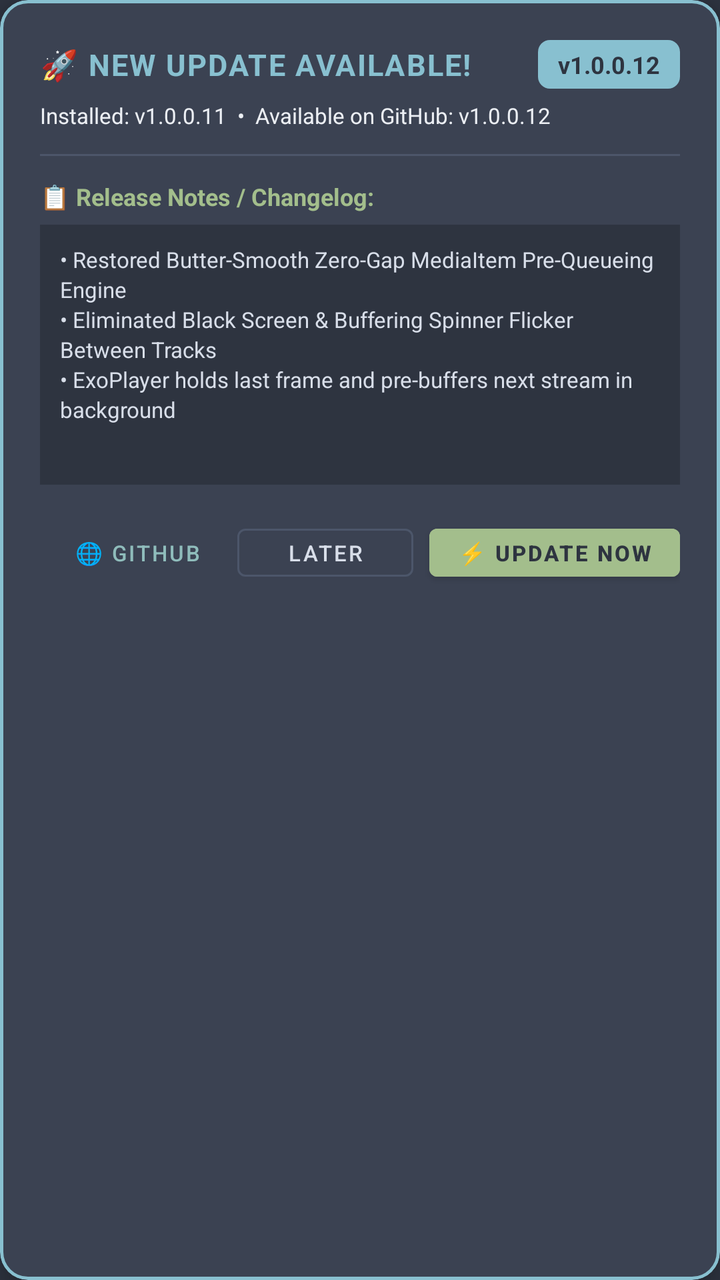
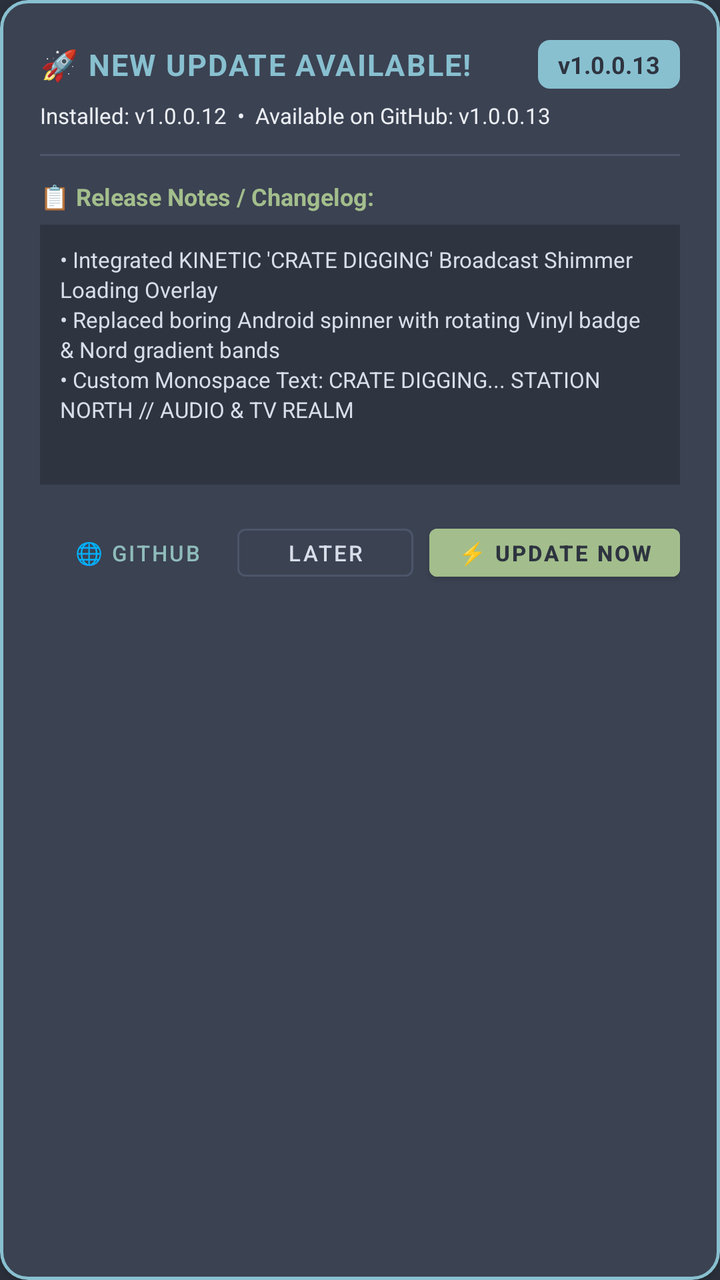

Two renders of the same Android screen: before a commit and after it. Below are the layout's source before the change and the commit's diff.
<!-- AndroidManifest.xml: application theme Theme.SNfetchPLAYER -->
<!-- res/layout/dialog_app_update.xml -->
<?xml version="1.0" encoding="utf-8"?>
<com.google.android.material.card.MaterialCardView xmlns:android="http://schemas.android.com/apk/res/android"
    xmlns:app="http://schemas.android.com/apk/res-auto"
    android:layout_width="match_parent"
    android:layout_height="wrap_content"
    android:layout_margin="16dp"
    app:cardBackgroundColor="@color/nord1"
    app:cardCornerRadius="14dp"
    app:cardElevation="8dp"
    app:strokeColor="@color/nord8"
    app:strokeWidth="1.5dp">

    <LinearLayout
        android:layout_width="match_parent"
        android:layout_height="wrap_content"
        android:orientation="vertical"
        android:padding="20dp">

        
        <LinearLayout
            android:layout_width="match_parent"
            android:layout_height="wrap_content"
            android:gravity="center_vertical"
            android:orientation="horizontal">

            <TextView
                android:layout_width="0dp"
                android:layout_height="wrap_content"
                android:layout_weight="1"
                android:letterSpacing="0.05"
                android:text="🚀 NEW UPDATE AVAILABLE!"
                android:textColor="@color/nord8"
                android:textSize="15sp"
                android:textStyle="bold" />

            <TextView
                android:id="@+id/tvNewVersionBadge"
                android:layout_width="wrap_content"
                android:layout_height="wrap_content"
                android:background="@drawable/badge_update_bg"
                android:paddingHorizontal="10dp"
                android:paddingVertical="4dp"
                android:text="v1.0.0.12"
                android:textColor="@color/nord0"
                android:textSize="12sp"
                android:textStyle="bold" />
        </LinearLayout>

        
        <TextView
            android:id="@+id/tvUpdateVersionSub"
            android:layout_width="match_parent"
            android:layout_height="wrap_content"
            android:layout_marginTop="6dp"
            android:text="Installed: v1.0.0.11  •  Available on GitHub: v1.0.0.12"
            android:textColor="@color/nord6"
            android:textSize="11sp" />

        
        <View
            android:layout_width="match_parent"
            android:layout_height="1dp"
            android:layout_marginVertical="12dp"
            android:background="@color/nord3" />

        <TextView
            android:layout_width="wrap_content"
            android:layout_height="wrap_content"
            android:text="📋 Release Notes / Changelog:"
            android:textColor="@color/nord14"
            android:textSize="12sp"
            android:textStyle="bold" />

        
        <androidx.core.widget.NestedScrollView
            android:layout_width="match_parent"
            android:layout_height="130dp"
            android:layout_marginTop="6dp"
            android:background="@color/nord0"
            android:padding="10dp">

            <TextView
                android:id="@+id/tvUpdateChangelog"
                android:layout_width="match_parent"
                android:layout_height="wrap_content"
                android:fontFamily="sans-serif"
                android:lineSpacingExtra="2dp"
                android:text="• Restored Butter-Smooth Zero-Gap MediaItem Pre-Queueing Engine\n• Eliminated Black Screen &amp; Buffering Spinner Flicker Between Tracks\n• ExoPlayer holds last frame and pre-buffers next stream in background"
                android:textColor="@color/nord4"
                android:textSize="11sp" />
        </androidx.core.widget.NestedScrollView>

        
        <LinearLayout
            android:id="@+id/layoutDownloadProgress"
            android:layout_width="match_parent"
            android:layout_height="wrap_content"
            android:layout_marginTop="12dp"
            android:orientation="vertical"
            android:visibility="gone">

            <ProgressBar
                android:id="@+id/pbDownloadProgress"
                style="?android:attr/progressBarStyleHorizontal"
                android:layout_width="match_parent"
                android:layout_height="8dp"
                android:max="100"
                android:progress="0"
                android:progressTint="@color/nord14" />

            <TextView
                android:id="@+id/tvDownloadProgressStatus"
                android:layout_width="match_parent"
                android:layout_height="wrap_content"
                android:layout_marginTop="4dp"
                android:gravity="center_horizontal"
                android:text="Downloading APK... 0%"
                android:textColor="@color/nord14"
                android:textSize="11sp" />
        </LinearLayout>

        
        <LinearLayout
            android:layout_width="match_parent"
            android:layout_height="wrap_content"
            android:layout_marginTop="16dp"
            android:gravity="end"
            android:orientation="horizontal">

            <com.google.android.material.button.MaterialButton
                android:id="@+id/btnOpenGitHub"
                style="@style/Widget.MaterialComponents.Button.TextButton"
                android:layout_width="wrap_content"
                android:layout_height="36dp"
                android:paddingHorizontal="10dp"
                android:text="🌐 GitHub"
                android:textColor="@color/nord7"
                android:textSize="11sp" />

            <com.google.android.material.button.MaterialButton
                android:id="@+id/btnLaterUpdate"
                style="@style/Widget.MaterialComponents.Button.OutlinedButton"
                android:layout_width="wrap_content"
                android:layout_height="36dp"
                android:layout_marginStart="6dp"
                android:paddingHorizontal="12dp"
                android:text="LATER"
                android:textColor="@color/nord4"
                android:textSize="11sp"
                app:strokeColor="@color/nord3"
                app:strokeWidth="1dp" />

            <com.google.android.material.button.MaterialButton
                android:id="@+id/btnDownloadUpdate"
                android:layout_width="wrap_content"
                android:layout_height="36dp"
                android:layout_marginStart="8dp"
                android:backgroundTint="@color/nord14"
                android:paddingHorizontal="14dp"
                android:text="⚡ UPDATE NOW"
                android:textColor="@color/nord0"
                android:textSize="11sp"
                android:textStyle="bold" />
        </LinearLayout>

    </LinearLayout>
</com.google.android.material.card.MaterialCardView>
<!-- resources referenced by this layout -->
<resources>
  <color name="nord0">#2E3440</color>
  <color name="nord1">#3B4252</color>
  <color name="nord14">#A3BE8C</color>
  <color name="nord3">#4C566A</color>
  <color name="nord4">#D8DEE9</color>
  <color name="nord6">#ECEFF4</color>
  <color name="nord7">#8FBCBB</color>
  <color name="nord8">#88C0D0</color>
  <!-- drawable badge_update_bg (drawable) -->
  <?xml version="1.0" encoding="utf-8"?>
  <shape xmlns:android="http://schemas.android.com/apk/res/android"
      android:shape="rectangle">
      <solid android:color="@color/nord8" />
      <corners android:radius="6dp" />
  </shape>
  <style name="Theme.SNfetchPLAYER" parent="Theme.MaterialComponents.DayNight.NoActionBar">
          <item name="colorPrimary">@color/nord8</item>
          <item name="colorPrimaryVariant">@color/nord10</item>
          <item name="colorOnPrimary">@color/nord0</item>
          <item name="colorSecondary">@color/nord7</item>
          <item name="colorSecondaryVariant">@color/nord9</item>
          <item name="colorOnSecondary">@color/nord0</item>
          <item name="android:statusBarColor">@color/nord0</item>
          <item name="android:navigationBarColor">@color/nord0</item>
          <item name="android:windowBackground">@color/nord0</item>
      </style>
  <color name="nord10">#5E81AC</color>
  <color name="nord9">#81A1C1</color>
</resources>

<!-- the commit's change to res/layout/dialog_app_update.xml (unified diff, before → after) -->
@@ -40,7 +40,7 @@
                 android:background="@drawable/badge_update_bg"
                 android:paddingHorizontal="10dp"
                 android:paddingVertical="4dp"
-                android:text="v1.0.0.12"
+                android:text="v1.0.0.13"
                 android:textColor="@color/nord0"
                 android:textSize="12sp"
                 android:textStyle="bold" />
@@ -52,7 +52,7 @@
             android:layout_width="match_parent"
             android:layout_height="wrap_content"
             android:layout_marginTop="6dp"
-            android:text="Installed: v1.0.0.11  •  Available on GitHub: v1.0.0.12"
+            android:text="Installed: v1.0.0.12  •  Available on GitHub: v1.0.0.13"
             android:textColor="@color/nord6"
             android:textSize="11sp" />
 
@@ -85,7 +85,7 @@
                 android:layout_height="wrap_content"
                 android:fontFamily="sans-serif"
                 android:lineSpacingExtra="2dp"
-                android:text="• Restored Butter-Smooth Zero-Gap MediaItem Pre-Queueing Engine\n• Eliminated Black Screen &amp; Buffering Spinner Flicker Between Tracks\n• ExoPlayer holds last frame and pre-buffers next stream in background"
+                android:text="• Integrated KINETIC 'CRATE DIGGING' Broadcast Shimmer Loading Overlay\n• Replaced boring Android spinner with rotating Vinyl badge &amp; Nord gradient bands\n• Custom Monospace Text: CRATE DIGGING... STATION NORTH // AUDIO &amp; TV REALM"
                 android:textColor="@color/nord4"
                 android:textSize="11sp" />
         </androidx.core.widget.NestedScrollView>
